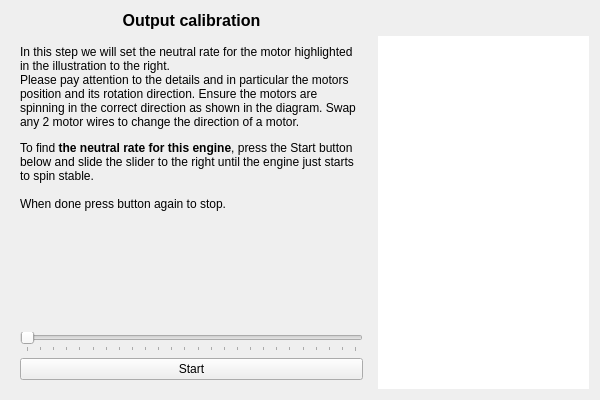
This is ground/openpilotgcs/src/plugins/setupwizard/pages/outputcalibrationpage.ui in openpilot/OpenPilot as Qt 5 draws it before an edit. The edited form follows.
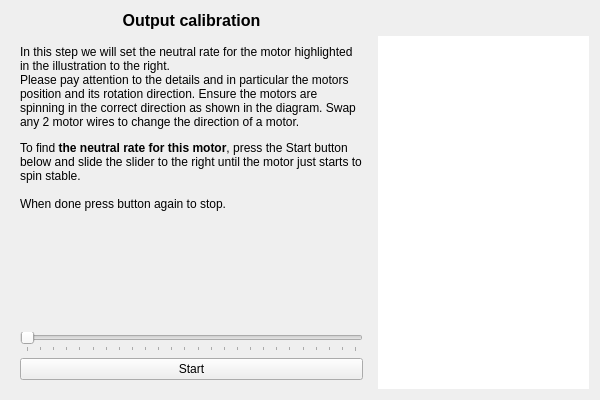
This is the edited form. The open tabs and pages were chosen to show the change.

Commit message: Change motor for engine

Diff of the .ui file:
```diff
--- a/ground/openpilotgcs/src/plugins/setupwizard/pages/outputcalibrationpage.ui
+++ b/ground/openpilotgcs/src/plugins/setupwizard/pages/outputcalibrationpage.ui
@@ -91,7 +91,7 @@
           </size>
          </property>
          <property name="text">
-          <string>&lt;html&gt;&lt;head/&gt;&lt;body&gt;&lt;p&gt;In this step we will set the neutral rate for the motor highlighted in the illustration to the right. &lt;br/&gt;Please pay attention to the details and in particular the motors position and its rotation direction. Ensure the motors are spinning in the correct direction as shown in the diagram. Swap any 2 motor wires to change the direction of a motor. &lt;/p&gt;&lt;p&gt;To find &lt;span style=&quot; font-weight:600;&quot;&gt;the neutral rate for this engine&lt;/span&gt;, press the Start button below and slide the slider to the right until the engine just starts to spin stable. &lt;br/&gt;&lt;br/&gt;When done press button again to stop.&lt;/p&gt;&lt;/body&gt;&lt;/html&gt;</string>
+          <string>&lt;html&gt;&lt;head/&gt;&lt;body&gt;&lt;p&gt;In this step we will set the neutral rate for the motor highlighted in the illustration to the right. &lt;br/&gt;Please pay attention to the details and in particular the motors position and its rotation direction. Ensure the motors are spinning in the correct direction as shown in the diagram. Swap any 2 motor wires to change the direction of a motor. &lt;/p&gt;&lt;p&gt;To find &lt;span style=&quot; font-weight:600;&quot;&gt;the neutral rate for this motor&lt;/span&gt;, press the Start button below and slide the slider to the right until the motor just starts to spin stable. &lt;br/&gt;&lt;br/&gt;When done press button again to stop.&lt;/p&gt;&lt;/body&gt;&lt;/html&gt;</string>
          </property>
          <property name="alignment">
           <set>Qt::AlignLeading|Qt::AlignLeft|Qt::AlignTop</set>
```
